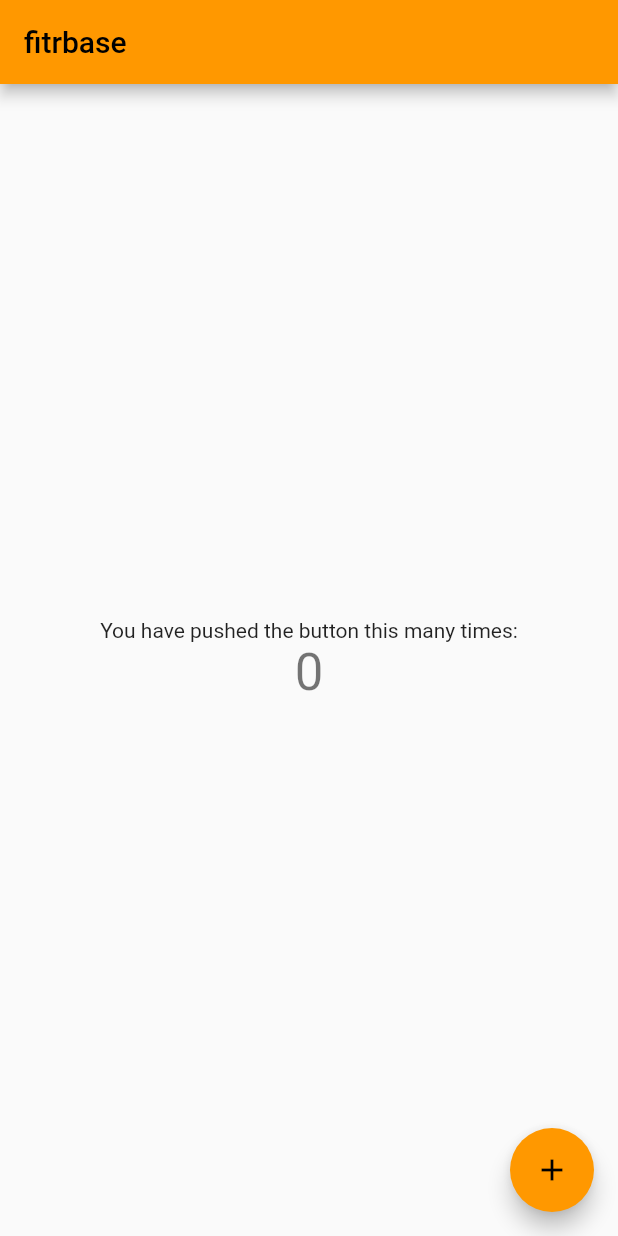
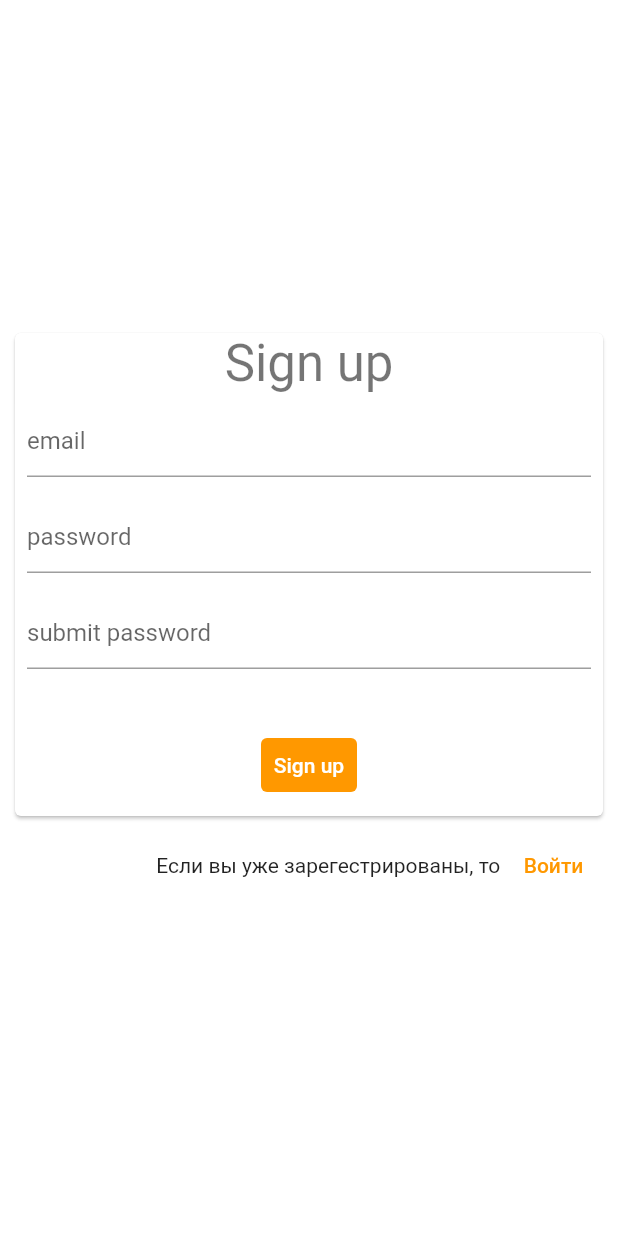
Before and after one commit to VVan228/observer, a Flutter app: the screen it shows after launch, on a phone screen of 412 x 824 dp. Run offline on Flutter 3.47's test engine with Material 2 defaults, Android fonts, the phone set to English and light mode, and no system bars; our stand-ins replace firebase_auth, firebase_core; accounts and stored records are empty.

Commit message:
registration setup
not done yet

```diff
--- a/lib/main.dart
+++ b/lib/main.dart
@@ -1,5 +1,6 @@
 import 'package:flutter/material.dart';
 import 'package:firebase_core/firebase_core.dart';
+import 'package:observer/views/landing.dart';
 
 void main() {
   WidgetsFlutterBinding.ensureInitialized();
@@ -27,7 +28,7 @@
             debugPrint('error');
           }
           if (snapshot.connectionState == ConnectionState.done) {
-            return const MyHomePage(title: "fitrbase");
+            return const LandingPage();
           }
           return const CircularProgressIndicator();
         },
@@ -35,50 +36,3 @@
     );
   }
 }
-
-class MyHomePage extends StatefulWidget {
-  const MyHomePage({Key? key, required this.title}) : super(key: key);
-
-  final String title;
-
-  @override
-  State<MyHomePage> createState() => _MyHomePageState();
-}
-
-class _MyHomePageState extends State<MyHomePage> {
-  int _counter = 0;
-
-  void _incrementCounter() {
-    setState(() {
-      _counter++;
-    });
-  }
-
-  @override
-  Widget build(BuildContext context) {
-    return Scaffold(
-      appBar: AppBar(
-        title: Text(widget.title),
-      ),
-      body: Center(
-        child: Column(
-          mainAxisAlignment: MainAxisAlignment.center,
-          children: <Widget>[
-            const Text(
-              'You have pushed the button this many times:',
-            ),
-            Text(
-              '$_counter',
-              style: Theme.of(context).textTheme.headline4,
-            ),
-          ],
-        ),
-      ),
-      floatingActionButton: FloatingActionButton(
-        onPressed: _incrementCounter,
-        tooltip: 'Increment',
-        child: const Icon(Icons.add),
-      ),
-    );
-  }
-}
--- /dev/null
+++ b/lib/models/Interfaces/auth_model.dart
@@ -0,0 +1,19 @@
+import 'package:firebase_auth/firebase_auth.dart';
+
+abstract class AuthModel {
+  Future<String> signUp(String email, String password) async {
+    return "";
+  }
+
+  Future<String> signIn(String email, String password) async {
+    return "";
+  }
+
+  Future<String> signOut() async {
+    return "";
+  }
+
+  bool isLogged() {
+    return false;
+  }
+}
--- /dev/null
+++ b/lib/models/auth_impl.dart
@@ -0,0 +1,53 @@
+import 'package:firebase_auth/firebase_auth.dart';
+import 'package:observer/models/Interfaces/auth_model.dart';
+
+class AuthImpl implements AuthModel {
+  final FirebaseAuth _auth = FirebaseAuth.instance;
+
+  @override
+  Future<String> signUp(String email, String password) async {
+    try {
+      UserCredential res = await _auth.createUserWithEmailAndPassword(
+          email: email, password: password);
+      return "";
+    } on FirebaseAuthException catch (e) {
+      if (e.code == 'weak-password') {
+        return "The password provided is too weak.";
+      } else if (e.code == 'email-already-in-use') {
+        return "The account already exists for that email.";
+      } else {
+        return e.code;
+      }
+    } catch (e) {
+      return e.toString();
+    }
+  }
+
+  @override
+  Future<String> signIn(String email, String password) async {
+    try {
+      UserCredential userCredential = await _auth.signInWithEmailAndPassword(
+          email: email, password: password);
+      return "";
+    } on FirebaseAuthException catch (e) {
+      if (e.code == 'user-not-found') {
+        return "No user found for that email.";
+      } else if (e.code == 'wrong-password') {
+        return "Wrong password provided for that user.";
+      } else {
+        return e.code;
+      }
+    }
+  }
+
+  @override
+  Future<String> signOut() async {
+    _auth.signOut();
+    return "";
+  }
+
+  @override
+  bool isLogged() {
+    return _auth.currentUser != null;
+  }
+}
--- /dev/null
+++ b/lib/views/landing.dart
@@ -0,0 +1,23 @@
+import 'package:flutter/material.dart';
+import 'package:observer/models/Interfaces/auth_model.dart';
+import 'package:observer/models/auth_impl.dart';
+import 'package:observer/views/sign_in.dart';
+import 'package:observer/views/sign_up.dart';
+
+import 'home.dart';
+
+class LandingPage extends StatelessWidget {
+  const LandingPage({Key? key}) : super(key: key);
+
+  @override
+  Widget build(BuildContext context) {
+    AuthModel auth = AuthImpl();
+    bool isLogged = auth.isLogged();
+
+    return isLogged
+        ? const HomePage(
+            title: "logged lol",
+          )
+        : SignUpPage();
+  }
+}
--- /dev/null
+++ b/lib/views/sign_up.dart
@@ -0,0 +1,121 @@
+import 'package:flutter/material.dart';
+import 'package:observer/main.dart';
+import 'package:observer/models/Interfaces/auth_model.dart';
+import 'package:observer/models/auth_impl.dart';
+
+import 'home.dart';
+
+class SignUpPage extends StatelessWidget {
+  const SignUpPage({Key? key}) : super(key: key);
+
+  @override
+  Widget build(BuildContext context) {
+    return Scaffold(
+      backgroundColor: Colors.white,
+      body: Center(
+        child: SizedBox(
+          width: 400,
+          child: Container(
+            child: Column(
+              mainAxisAlignment: MainAxisAlignment.center,
+              crossAxisAlignment: CrossAxisAlignment.center,
+              children: [
+                Card(child: SignUpForm()),
+                Padding(
+                    padding: EdgeInsets.all(5.0),
+                    child: Row(
+                      mainAxisAlignment: MainAxisAlignment.end,
+                      children: [
+                        Text("Если вы уже зарегестрированы, то "),
+                        TextButton(
+                          onPressed: () {},
+                          child: Text("Войти"),
+                        )
+                      ],
+                    )),
+              ],
+            ),
+          ),
+        ),
+      ),
+    );
+  }
+}
+
+class SignUpForm extends StatefulWidget {
+  @override
+  _SignUpFormState createState() => _SignUpFormState();
+}
+
+class _SignUpFormState extends State<SignUpForm> {
+  AuthModel auth = AuthImpl();
+  final _emailController = TextEditingController();
+  final _passwordController = TextEditingController();
+  final _passwordSubmitController = TextEditingController();
+
+  String _msg = "";
+
+  void _changeMsg(String m) {
+    setState(() {
+      _msg = m;
+    });
+  }
+
+  @override
+  Widget build(BuildContext context) {
+    return Form(
+      child: Column(
+        mainAxisSize: MainAxisSize.min,
+        children: [
+          Text('Sign up', style: Theme.of(context).textTheme.headline4),
+          Padding(
+            padding: EdgeInsets.all(8.0),
+            child: TextFormField(
+              controller: _emailController,
+              decoration: InputDecoration(hintText: 'email'),
+            ),
+          ),
+          Padding(
+            padding: EdgeInsets.all(8.0),
+            child: TextFormField(
+              controller: _passwordController,
+              decoration: InputDecoration(hintText: 'password'),
+            ),
+          ),
+          Padding(
+            padding: EdgeInsets.all(8.0),
+            child: TextFormField(
+              controller: _passwordSubmitController,
+              decoration: InputDecoration(hintText: 'submit password'),
+            ),
+          ),
+          Padding(padding: EdgeInsets.all(8.0), child: Text(_msg)),
+          Padding(
+            padding: const EdgeInsets.only(bottom: 10),
+            child: TextButton(
+              style: ButtonStyle(
+                foregroundColor: MaterialStateProperty.resolveWith(
+                    (Set<MaterialState> states) {
+                  return Colors.white;
+                }),
+                backgroundColor: MaterialStateProperty.resolveWith(
+                    (Set<MaterialState> states) {
+                  return Theme.of(context).colorScheme.secondary;
+                }),
+              ),
+              onPressed: () {
+                debugPrint("pressed");
+                auth
+                    .signUp(_emailController.text, _passwordController.text)
+                    .then((value) => value == ""
+                        ? _changeMsg("success")
+                        : _changeMsg(value));
+              },
+              child: Text('Sign up'),
+            ),
+          )
+        ],
+      ),
+    );
+  }
+}
--- a/pubspec.yaml
+++ b/pubspec.yaml
@@ -35,6 +35,8 @@ dependencies:
   # Use with the CupertinoIcons class for iOS style icons.
   cupertino_icons: ^1.0.2
   firebase_core: ^1.10.6
+  firebase_auth: ^3.3.4
+  toast: ^0.1.5
 
 dev_dependencies:
   flutter_test:
```
Also changed, not shown: lib/views/home.dart (added, +61 -0 lines), lib/views/sign_in.dart (added, +118 -0 lines), pubspec.lock, 1 other file.
